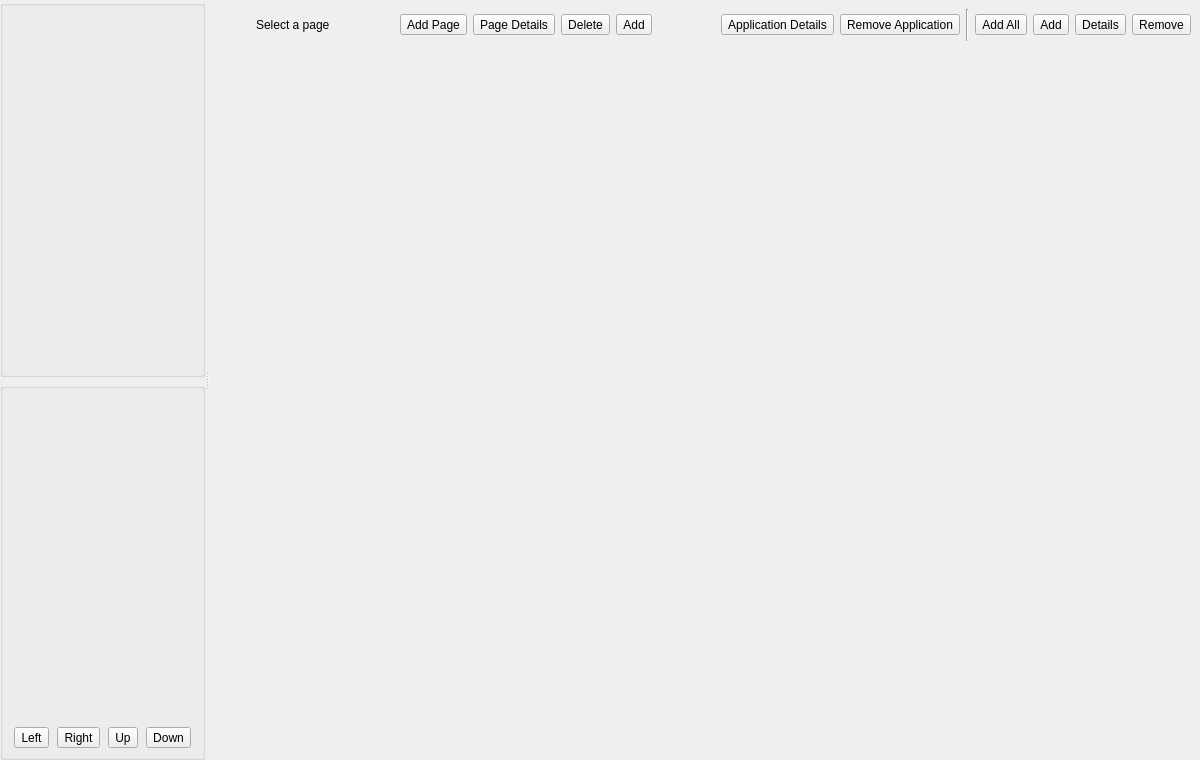
First picture: the form in ui/settings/Apps.ui, repository OpenFairWind/FairWindSK, before the edit.
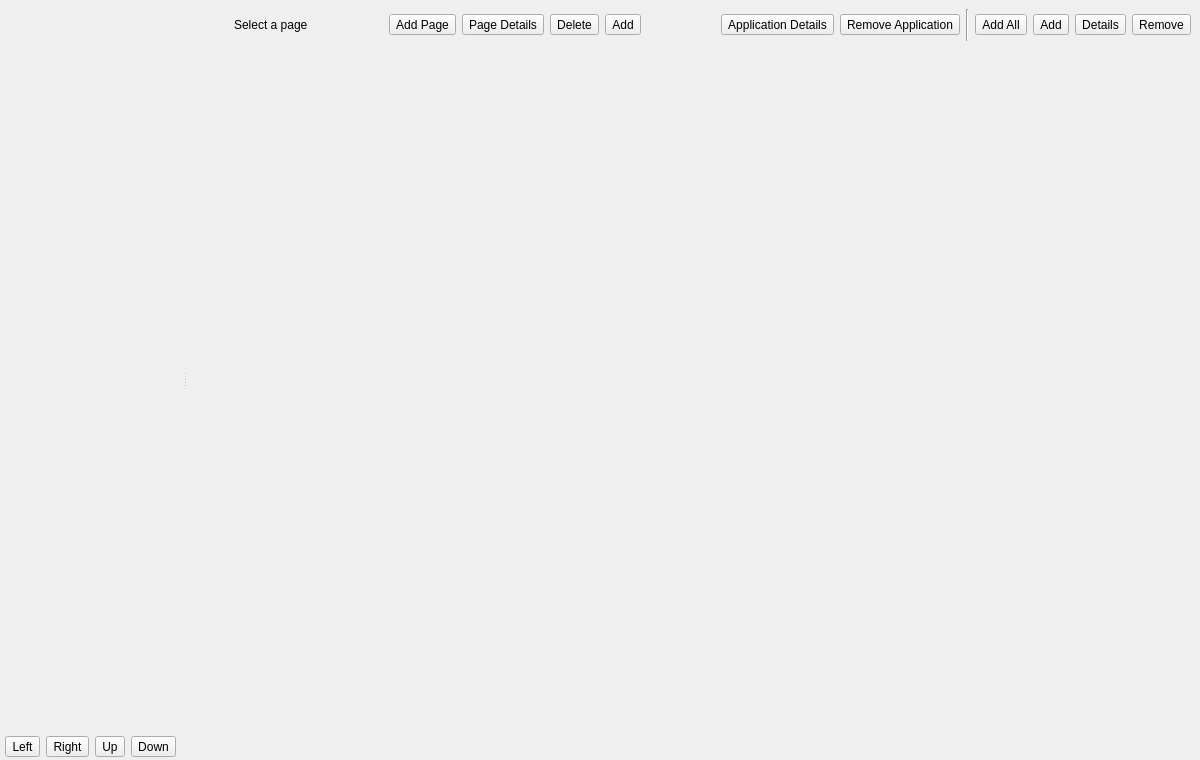
Second picture: the form after the edit. Icons and pictures are not drawn.

Commit message: Refine dusk comfort view and RPi diagnostics

The edit to the form file:
```diff
--- a/ui/settings/Apps.ui
+++ b/ui/settings/Apps.ui
@@ -33,20 +33,65 @@
      </property>
      <widget class="QWidget" name="widget_LeftPane">
       <layout class="QVBoxLayout" name="verticalLayout_LeftPane">
+       <property name="spacing">
+        <number>6</number>
+       </property>
+       <property name="leftMargin">
+        <number>0</number>
+       </property>
+       <property name="topMargin">
+        <number>0</number>
+       </property>
+       <property name="rightMargin">
+        <number>0</number>
+       </property>
+       <property name="bottomMargin">
+        <number>0</number>
+       </property>
        <item>
         <widget class="QGroupBox" name="groupBox_AvailableApps">
          <property name="flat">
           <bool>true</bool>
          </property>
+         <property name="styleSheet">
+          <string notr="true">QGroupBox#groupBox_AvailableApps { border: none; margin-top: 0px; padding-top: 0px; }</string>
+         </property>
          <property name="title">
           <string/>
          </property>
          <layout class="QVBoxLayout" name="verticalLayout_AvailableApps">
+          <property name="spacing">
+           <number>4</number>
+          </property>
+          <property name="leftMargin">
+           <number>0</number>
+          </property>
+          <property name="topMargin">
+           <number>0</number>
+          </property>
+          <property name="rightMargin">
+           <number>0</number>
+          </property>
+          <property name="bottomMargin">
+           <number>0</number>
+          </property>
           <item>
            <widget class="QWidget" name="widget_AvailableAppsHost" native="true"/>
           </item>
           <item>
            <layout class="QHBoxLayout" name="horizontalLayout_AvailableAppButtons">
+            <property name="leftMargin">
+             <number>0</number>
+            </property>
+            <property name="topMargin">
+             <number>0</number>
+            </property>
+            <property name="rightMargin">
+             <number>0</number>
+            </property>
+            <property name="bottomMargin">
+             <number>0</number>
+            </property>
             <item>
              <spacer name="horizontalSpacer_Available">
               <property name="orientation">
@@ -70,15 +115,45 @@
          <property name="flat">
           <bool>true</bool>
          </property>
+         <property name="styleSheet">
+          <string notr="true">QGroupBox#groupBox_PageTree { border: none; margin-top: 0px; padding-top: 0px; }</string>
+         </property>
          <property name="title">
           <string/>
          </property>
          <layout class="QVBoxLayout" name="verticalLayout_PageTree">
+          <property name="spacing">
+           <number>4</number>
+          </property>
+          <property name="leftMargin">
+           <number>0</number>
+          </property>
+          <property name="topMargin">
+           <number>0</number>
+          </property>
+          <property name="rightMargin">
+           <number>0</number>
+          </property>
+          <property name="bottomMargin">
+           <number>0</number>
+          </property>
           <item>
            <widget class="QWidget" name="widget_PageTreeHost" native="true"/>
           </item>
           <item>
            <layout class="QHBoxLayout" name="horizontalLayout_PageButtons">
+            <property name="leftMargin">
+             <number>0</number>
+            </property>
+            <property name="topMargin">
+             <number>0</number>
+            </property>
+            <property name="rightMargin">
+             <number>0</number>
+            </property>
+            <property name="bottomMargin">
+             <number>0</number>
+            </property>
             <item>
              <widget class="QToolButton" name="toolButton_MoveNodeLeft">
               <property name="toolTip">
```
The commit also changes 2 other files.
